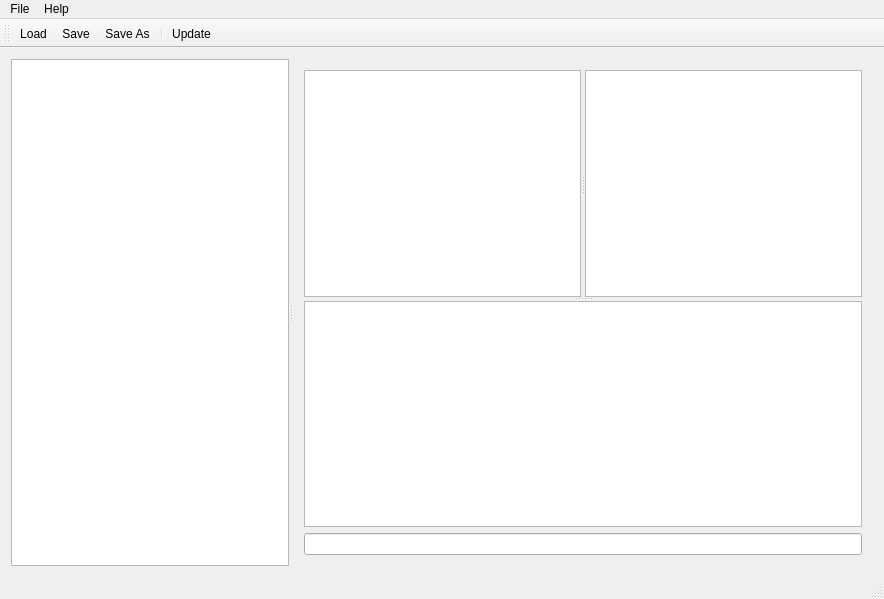
The window that app/mainwindow.ui (pgregory/giselle) describes before a commit, drawn with Qt 5.
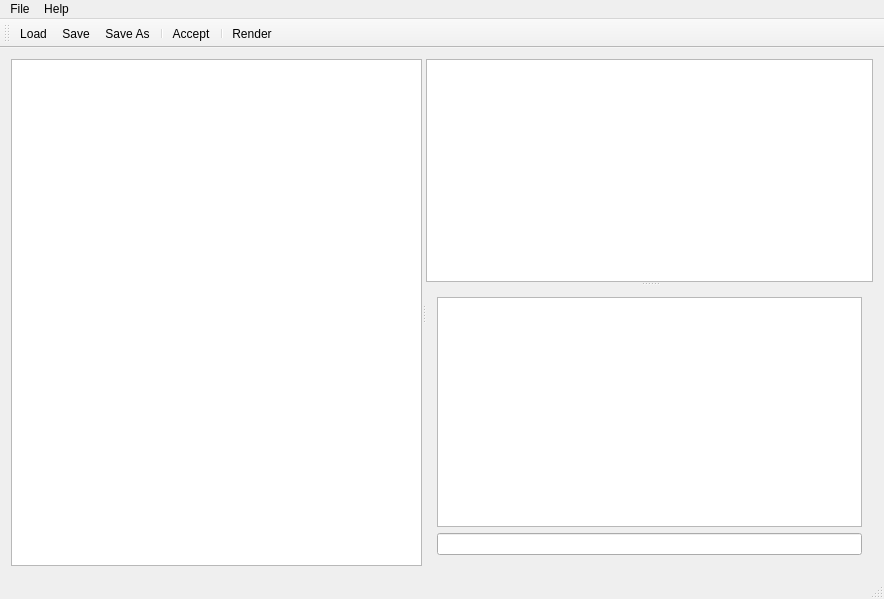
The same window after the commit.

Commit message:
Hook up the "accept" button.
 * Making changes to a loaded body and accepting them
   will now call the "setBody" function on the item
   to update the body function.

Patch:
```diff
--- a/app/mainwindow.ui
+++ b/app/mainwindow.ui
@@ -14,7 +14,7 @@
    <string>MainWindow</string>
   </property>
   <widget class="QWidget" name="centralWidget">
-   <layout class="QVBoxLayout" name="verticalLayout_2">
+   <layout class="QHBoxLayout" name="horizontalLayout">
     <item>
      <widget class="QSplitter" name="splitterEditTree">
       <property name="orientation">
@@ -28,16 +28,9 @@
         <bool>true</bool>
        </property>
       </widget>
-      <widget class="QWidget" name="layoutWidget">
-       <layout class="QVBoxLayout" name="verticalLayout">
-        <item>
-         <widget class="QSplitter" name="splitter_2">
-          <property name="orientation">
-           <enum>Qt::Vertical</enum>
-          </property>
           <widget class="QSplitter" name="splitter">
            <property name="orientation">
-            <enum>Qt::Horizontal</enum>
+        <enum>Qt::Vertical</enum>
            </property>
            <widget class="QTableView" name="avarTableView">
             <property name="alternatingRowColors">
@@ -50,8 +43,9 @@
              <bool>false</bool>
             </attribute>
            </widget>
-           <widget class="QListView" name="listView_2"/>
-          </widget>
+       <widget class="QWidget" name="layoutWidget">
+        <layout class="QVBoxLayout" name="verticalLayout">
+         <item>
           <widget class="QTextEdit" name="mainEditor">
            <property name="sizePolicy">
             <sizepolicy hsizetype="Expanding" vsizetype="Expanding">
@@ -63,7 +57,6 @@
             <number>20</number>
            </property>
           </widget>
-         </widget>
         </item>
         <item>
          <widget class="QLineEdit" name="lineEdit">
@@ -78,6 +71,7 @@
        </layout>
       </widget>
      </widget>
+     </widget>
     </item>
    </layout>
   </widget>
@@ -120,7 +114,9 @@
    <addaction name="actionSave"/>
    <addaction name="actionSave_As"/>
    <addaction name="separator"/>
-   <addaction name="actionUpdate"/>
+   <addaction name="actionAccept"/>
+   <addaction name="separator"/>
+   <addaction name="actionRender"/>
   </widget>
   <widget class="QStatusBar" name="statusBar"/>
   <action name="actionExit">
@@ -148,12 +144,20 @@
     <string>Save As...</string>
    </property>
   </action>
-  <action name="actionUpdate">
+  <action name="actionAccept">
    <property name="text">
-    <string>Update</string>
+    <string>Accept</string>
    </property>
    <property name="toolTip">
-    <string>Update the world</string>
+    <string>Accept changes to the items code</string>
+   </property>
+  </action>
+  <action name="actionRender">
+   <property name="text">
+    <string>Render</string>
+   </property>
+   <property name="toolTip">
+    <string>Render Scene</string>
    </property>
   </action>
  </widget>
```
Lines whose indentation alone changed are shown as unchanged. The commit also changes 3 other files.
